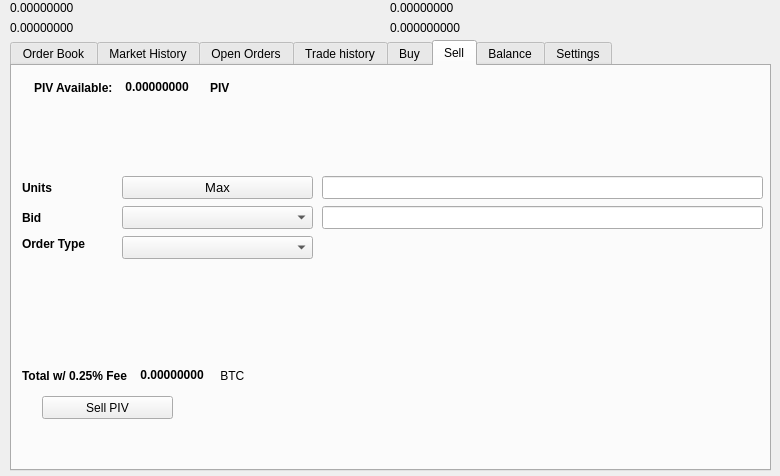
Before: the Qt Designer form src/qt/forms/tradingdialog.ui in CryptoCoderz/Azzure, drawn with Qt 5.
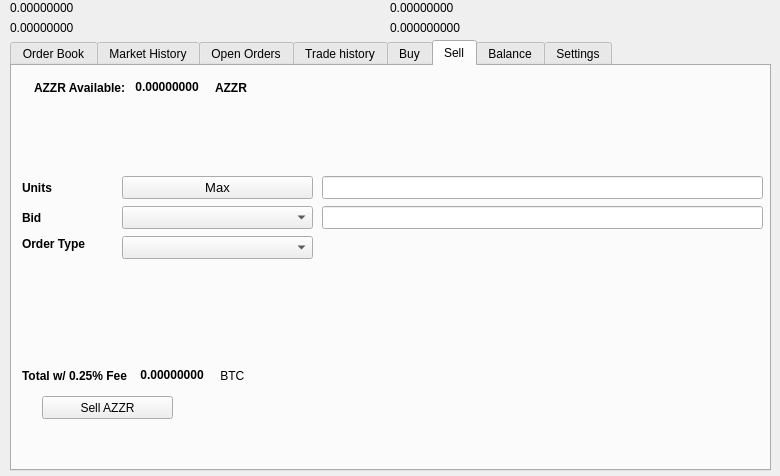
After: the same form once the commit is applied. The open tabs and pages were chosen to show the change. Icons and pictures are not drawn.

Patch:
```diff
--- a/src/qt/forms/tradingdialog.ui
+++ b/src/qt/forms/tradingdialog.ui
@@ -1751,7 +1751,7 @@
       </rect>
      </property>
      <property name="text">
-      <string>Sell PIV</string>
+      <string>Sell AZZR</string>
      </property>
      <property name="icon">
       <iconset resource="../Azzure">
@@ -1777,7 +1777,7 @@
          </font>
         </property>
         <property name="text">
-         <string>PIV Available:</string>
+         <string>AZZR Available:</string>
         </property>
        </widget>
       </item>
@@ -2221,7 +2221,7 @@
          </font>
         </property>
         <property name="text">
-         <string>PIV</string>
+         <string>AZZR</string>
         </property>
        </widget>
       </item>
```
Left out of the diff: 34 changed lines with no effect on the pictures.
